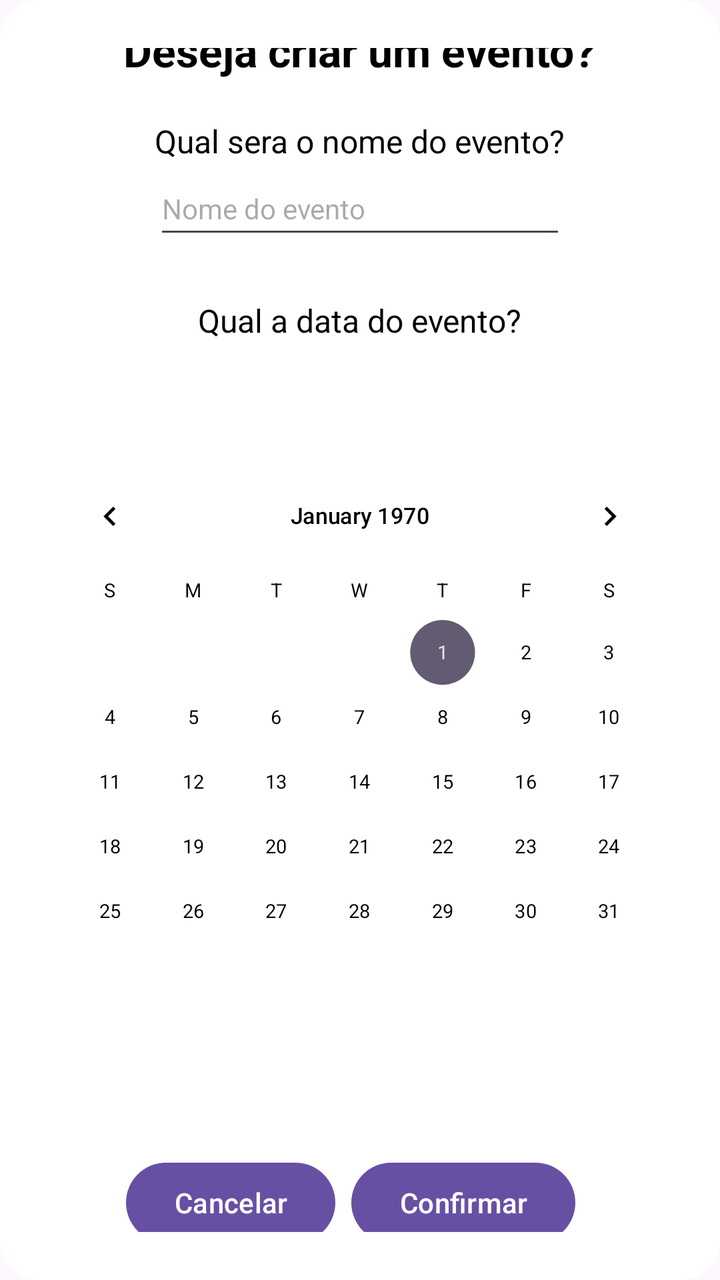
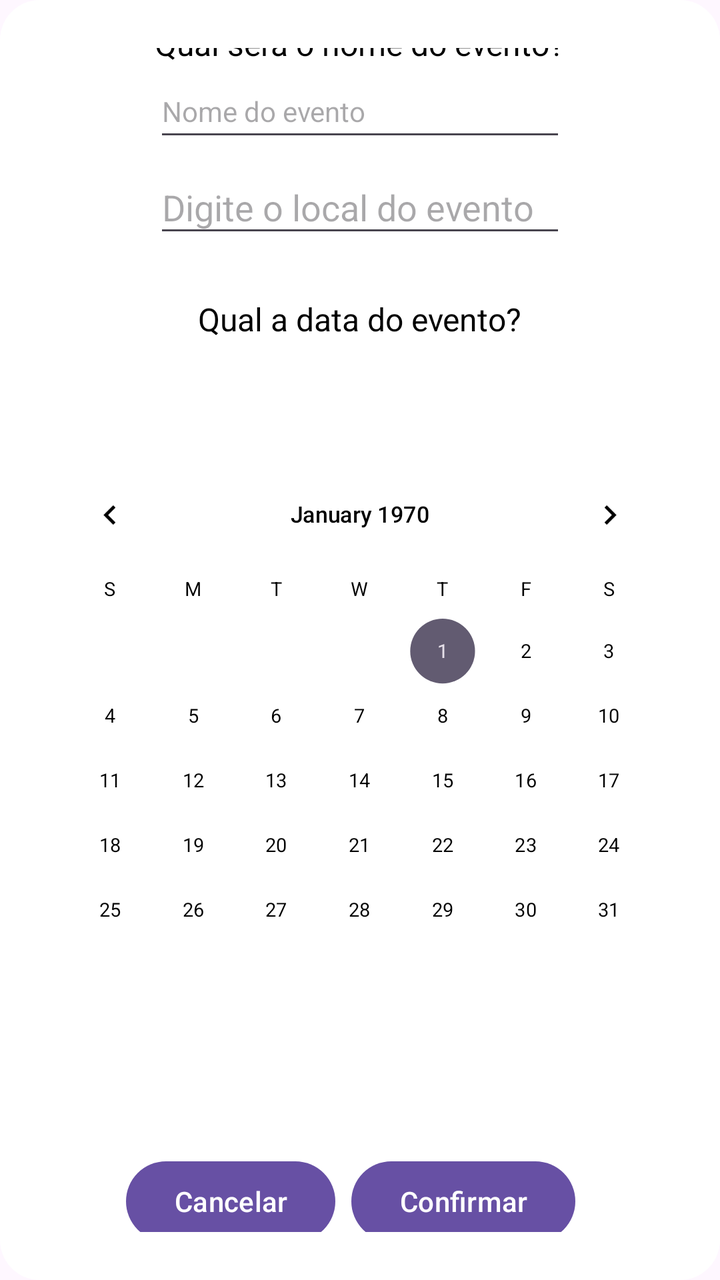

Two renders of the same Android screen: before a commit and after it. Below are the layout's source before the change and the commit's diff.
<!-- AndroidManifest.xml: application theme Theme.AplicacaoMobile -->
<!-- res/layout/create_event_modal.xml -->
<?xml version="1.0" encoding="utf-8"?>
<LinearLayout xmlns:android="http://schemas.android.com/apk/res/android"
    android:layout_width="match_parent"
    android:layout_height="700dp"
    xmlns:app="http://schemas.android.com/apk/res-auto"
    android:orientation="vertical"
    android:padding="24dp"
    android:background="@drawable/dialog_background"
    android:layout_gravity="center"
    android:gravity="center">

    <TextView
        android:layout_width="wrap_content"
        android:layout_height="wrap_content"
        android:text="Deseja criar um evento?"
        android:textSize="22sp"
        android:textStyle="bold"
        android:textColor="#000"/>

    <TextView
        android:layout_width="wrap_content"
        android:layout_height="wrap_content"
        android:layout_marginTop="20dp"
        android:text="Qual sera o nome do evento?"
        android:textSize="16sp"
        android:textColor="#000" />

    <EditText
        android:id="@+id/nameEventInput"
        android:layout_width="206dp"
        android:layout_height="43dp"
        android:ems="10"
        android:hint="Nome do evento"
        android:inputType="text"
        android:textSize="14dp"
        android:textColor="#000" />

    <TextView
        android:layout_width="wrap_content"
        android:layout_height="wrap_content"
        android:layout_marginTop="25dp"
        android:text="Qual a data do evento?"
        android:textSize="16sp"
        android:textColor="#000" />

    <CalendarView
        android:id="@+id/calendar"
        android:layout_width="400dp"
        android:layout_height="312dp"
        android:layout_marginTop="30dp"
        android:scaleX="0.9"
        android:scaleY="0.9"
        android:theme="@style/CalendarTheme"
        app:layout_constraintTop_toBottomOf="@id/horizontalScrollView" />

    <LinearLayout
        android:layout_width="366dp"
        android:layout_height="57dp"
        android:layout_marginTop="60dp"
        android:gravity="center"
        android:orientation="horizontal"
        android:layout_gravity="center"
        android:foregroundGravity="center"
        android:textColor="#000">

        <Button
            android:id="@+id/btnCancelar"
            android:layout_width="wrap_content"
            android:layout_height="wrap_content"
            android:layout_marginEnd="8dp"
            android:text="Cancelar" />

        <Button
            android:id="@+id/btnConfirmar"
            android:layout_width="wrap_content"
            android:layout_height="wrap_content"
            android:layout_marginEnd="9dp"
            android:text="Confirmar" />

    </LinearLayout>



</LinearLayout>
<!-- resources referenced by this layout -->
<resources>
  <!-- drawable dialog_background (drawable) -->
  <?xml version="1.0" encoding="utf-8"?>
  <shape xmlns:android="http://schemas.android.com/apk/res/android">
  
      <solid android:color="@android:color/white" />
  
      <corners android:radius="20dp" />
  
      <padding
          android:left="4dp"
          android:top="4dp"
          android:right="4dp"
          android:bottom="4dp" />
  
  </shape>
  <style name="CalendarTheme" parent="ThemeOverlay.MaterialComponents.MaterialCalendar">
      <item name="android:textColorPrimary">#000</item>
      <item name="android:textColorSecondary">#000</item>
      </style>
  <style name="Theme.AplicacaoMobile" parent="Base.Theme.AplicacaoMobile" />
  <style name="Base.Theme.AplicacaoMobile" parent="Theme.Material3.DayNight.NoActionBar">
          
          
      </style>
</resources>

<!-- the commit's change to res/layout/create_event_modal.xml (unified diff, before → after) -->
@@ -1,7 +1,7 @@
 <?xml version="1.0" encoding="utf-8"?>
 <LinearLayout xmlns:android="http://schemas.android.com/apk/res/android"
     android:layout_width="match_parent"
-    android:layout_height="700dp"
+    android:layout_height="800dp"
     xmlns:app="http://schemas.android.com/apk/res-auto"
     android:orientation="vertical"
     android:padding="24dp"
@@ -35,6 +35,13 @@
         android:textSize="14dp"
         android:textColor="#000" />
 
+    <EditText
+        android:id="@+id/edtLocalizacao"
+        android:layout_width="206dp"
+        android:layout_height="43dp"
+        android:layout_marginTop="5dp"
+        android:hint="Digite o local do evento" />
+
     <TextView
         android:layout_width="wrap_content"
         android:layout_height="wrap_content"
@@ -61,6 +68,7 @@
         android:orientation="horizontal"
         android:layout_gravity="center"
         android:foregroundGravity="center"
+        android:layout_marginBottom="49dp"
         android:textColor="#000">
 
         <Button
